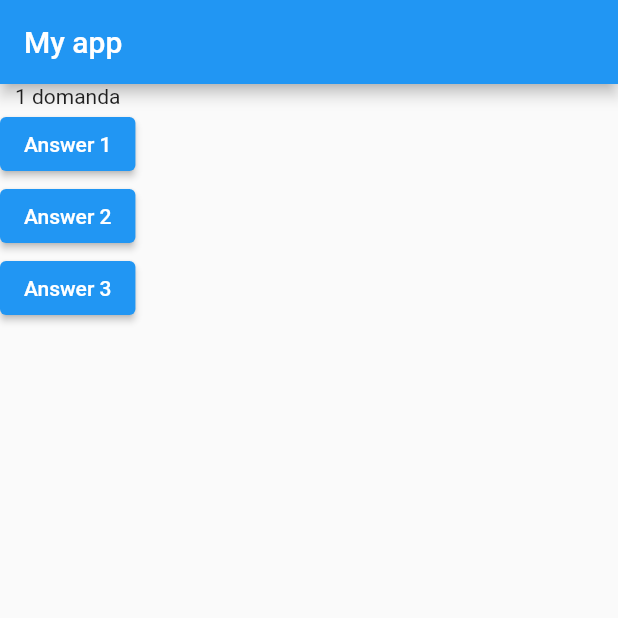
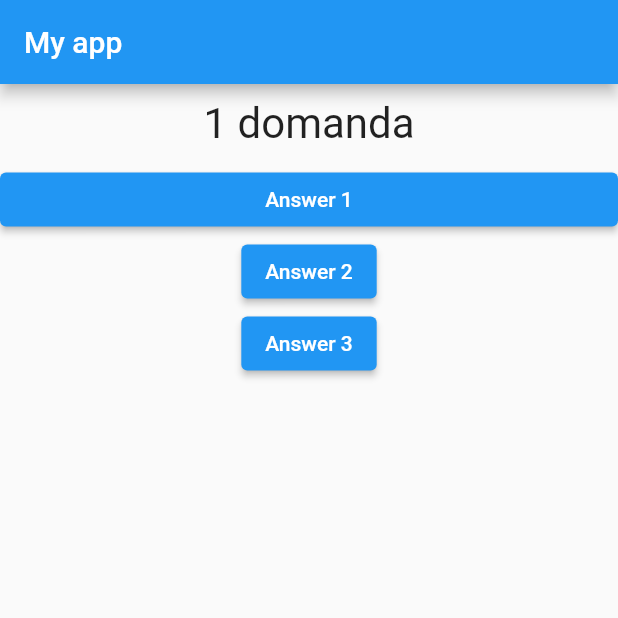
Before and after one commit to dummy1969/FlutterCompleteGuide, a Flutter app: the screen it shows after launch, on a phone screen of 412 x 824 dp, the top half of it. Run offline on Flutter 3.47's test engine with Material 2 defaults, Android fonts, the phone set to English and light mode, and no system bars.

Commit message:
tentativo di passare un parametro ad una funzione callback

```diff
--- /dev/null
+++ b/lib/answer.dart
@@ -0,0 +1,22 @@
+// ignore_for_file: public_member_api_docs, sort_constructors_first
+import 'package:flutter/material.dart';
+
+class Answer extends StatelessWidget {
+  final void Function(int) selectHandler;
+
+  const Answer({
+    Key? key,
+    required this.selectHandler,
+  }) : super(key: key);
+
+  @override
+  Widget build(BuildContext context) {
+    return Container(
+      width: double.infinity,
+      child: ElevatedButton(
+          onPressed: () => selectHandler(int),
+          style: TextButton.styleFrom(backgroundColor: Colors.blue),
+          child: const Text('Answer 1')),
+    );
+  }
+}
--- a/lib/main.dart
+++ b/lib/main.dart
@@ -1,4 +1,6 @@
 import 'package:flutter/material.dart';
+import 'package:flutter_complete_guide/answer.dart';
+import 'package:flutter_complete_guide/question.dart';
 
 void main() {
   runApp(MyApp());
@@ -36,10 +38,15 @@ class _MyStateApp extends State<MyApp> {
         ),
         body: Column(
           children: [
-            Text(questions[_answerIndex]),
+            Question(questionText: questions[_answerIndex]),
+            /*
             ElevatedButton(
                 onPressed: () => _answerChosen(0),
                 child: const Text('Answer 1')),
+                */
+            Answer(selectHandler: (int) {
+              _answerChosen(1);
+            }),
             ElevatedButton(
                 onPressed: () => _answerChosen(1),
                 child: const Text('Answer 2')),
--- /dev/null
+++ b/lib/question.dart
@@ -0,0 +1,23 @@
+// ignore_for_file: public_member_api_docs, sort_constructors_first
+import 'package:flutter/material.dart';
+
+class Question extends StatelessWidget {
+  final String questionText;
+  const Question({
+    Key? key,
+    required this.questionText,
+  }) : super(key: key);
+
+  @override
+  Widget build(BuildContext context) {
+    return Container(
+      width: double.infinity,
+      margin: EdgeInsets.all(10),
+      child: Text(
+        questionText,
+        textAlign: TextAlign.center,
+        style: TextStyle(fontSize: 28),
+      ),
+    );
+  }
+}
--- a/pubspec.yaml
+++ b/pubspec.yaml
@@ -18,7 +18,7 @@ publish_to: 'none' # Remove this line if you wish to publish to pub.dev
 version: 1.0.0+1
 
 environment:
-  sdk: ">=2.11.0 <3.0.0"
+  sdk: ">=2.17.0 <3.0.0"
 
 dependencies:
   flutter:
```
Also changed, not shown: pubspec.lock, 2 other files.
